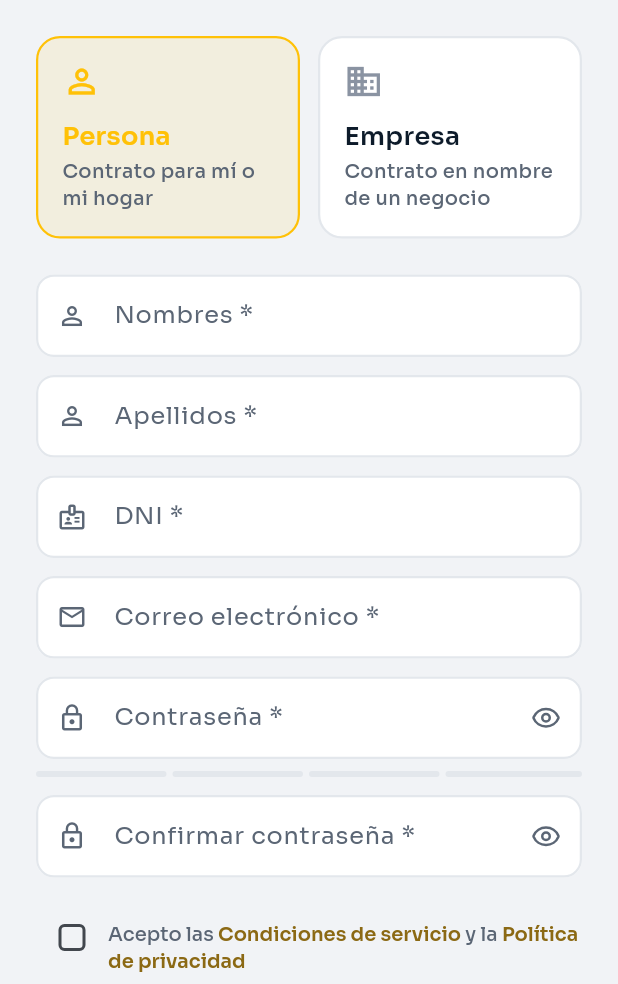
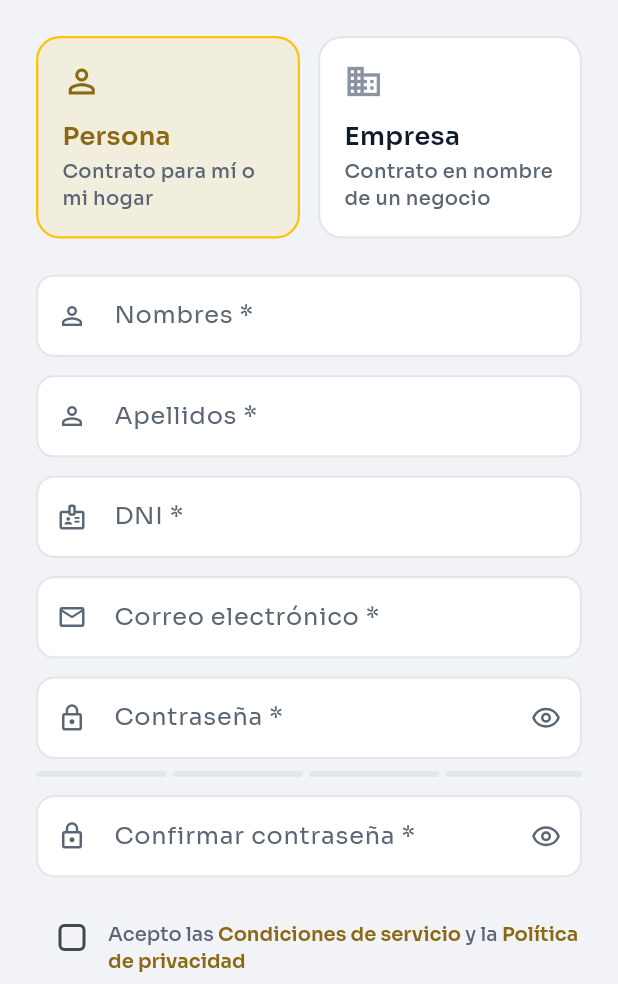
Before and after one commit to cadaba25/TRABAJITO-APP, a Flutter app: the RegistroEmpleadorScreen screen opened directly, on a phone screen of 412 x 824 dp, the part 252-1236 px from its top. Run offline on Flutter 3.47's test engine with Material 3 defaults, Android fonts, the phone set to English and light mode, and no system bars; our stand-ins replace cloud_firestore, firebase_core, flutter_secure_storage, lucide_icons_flutter; accounts and stored records are empty.

Commit message:
fix(ui): mas sitios con contraste dorado, encontrados en el grep final de la tarea 051
No listados por el reporte de auditoria original ni por el tech-lead,
pero mismo patron (AppColores.acento crudo como texto/icono
informativo sobre superficie clara), encontrados al correr
grep -rn "AppColores.acento" lib/funcionalidades/ como paso 4 de la
tarea 051:

- selector_pais_honduras.dart: icono de check y texto "Honduras"
- tarjeta_tipo_empleador.dart: icono y titulo cuando seleccionado
- paso_cv_trabajador.dart: icono de subir archivo (alpha preservado)
- configuracion_screen.dart: icono de modo claro/oscuro (el
  activeThumbColor del Switch se deja igual, es un control, no texto)
- inicio_screen.dart: selectedItemColor del BottomNavigationBar
- barra_busqueda_trabajos.dart / toggle_feed_trabajos.dart: texto de
  los chips de filtro activos

```diff
--- a/lib/funcionalidades/autenticacion/pantallas/widgets/registro_empleador/tarjeta_tipo_empleador.dart
+++ b/lib/funcionalidades/autenticacion/pantallas/widgets/registro_empleador/tarjeta_tipo_empleador.dart
@@ -43,15 +43,18 @@ class TarjetaTipoEmpleador extends StatelessWidget {
         child: Column(
           crossAxisAlignment: CrossAxisAlignment.start,
           children: [
+            // Ícono/título informativos sobre el fondo con tinte dorado:
+            // mismo contraste corregido que el resto (ADR-0016, tarea 051).
             Icon(icono,
-                color: seleccionado ? AppColores.acento : AppColores.grisMedio,
+                color: seleccionado ? colorAcentoTexto(context) : AppColores.grisMedio,
                 size: 26),
             const SizedBox(height: AppEspaciado.md),
             Text(
               titulo,
               style: Theme.of(context).textTheme.subtitulo.copyWith(
-                  color:
-                      seleccionado ? AppColores.acento : colorTextoFuerte(context)),
+                  color: seleccionado
+                      ? colorAcentoTexto(context)
+                      : colorTextoFuerte(context)),
             ),
             const SizedBox(height: AppEspaciado.xs),
             Text(
--- a/lib/funcionalidades/autenticacion/pantallas/widgets/registro_trabajador/paso_cv_trabajador.dart
+++ b/lib/funcionalidades/autenticacion/pantallas/widgets/registro_trabajador/paso_cv_trabajador.dart
@@ -48,8 +48,10 @@ class PasoCvTrabajador extends StatelessWidget {
           child: Column(
             mainAxisAlignment: MainAxisAlignment.center,
             children: [
+              // Ícono informativo (no fondo/borde): mismo contraste
+              // corregido que el resto, con la misma atenuación (tarea 051).
               Icon(Icons.upload_file_outlined,
-                  size: 40, color: AppColores.acento.withValues(alpha: 0.6)),
+                  size: 40, color: colorAcentoTexto(context).withValues(alpha: 0.6)),
               const SizedBox(height: AppEspaciado.md),
               Text('Adjunta tu CV aquí',
                   style: Theme.of(context)
--- a/lib/funcionalidades/inicio/pantallas/inicio_screen.dart
+++ b/lib/funcionalidades/inicio/pantallas/inicio_screen.dart
@@ -188,7 +188,10 @@ class _InicioScreenState extends State<InicioScreen> {
         onTap: (i) => setState(() => _indice = i),
         type: BottomNavigationBarType.fixed,
         backgroundColor: superficie,
-        selectedItemColor: AppColores.acento,
+        // Tiñe el ícono seleccionado (las etiquetas están ocultas): mismo
+        // contraste corregido que el resto sobre `superficie` clara (tarea
+        // 051); en modo oscuro sigue siendo el dorado normal.
+        selectedItemColor: colorAcentoTexto(context),
         unselectedItemColor: AppColores.grisMedio,
         showSelectedLabels: false,
         showUnselectedLabels: false,
--- a/lib/funcionalidades/perfil/pantallas/configuracion_screen.dart
+++ b/lib/funcionalidades/perfil/pantallas/configuracion_screen.dart
@@ -126,9 +126,11 @@ class ConfiguracionScreen extends StatelessWidget {
                 activeThumbColor: AppColores.acento,
                 contentPadding:
                     const EdgeInsets.symmetric(horizontal: AppEspaciado.md),
+                // Ícono informativo de la fila (no fondo/borde/spinner):
+                // mismo contraste corregido que el resto (tarea 051).
                 secondary: Icon(
                     oscuro ? Icons.dark_mode_rounded : Icons.light_mode_rounded,
-                    color: AppColores.acento),
+                    color: colorAcentoTexto(context)),
                 title: Text('Modo oscuro',
                     style: Theme.of(context).textTheme.cuerpo.copyWith(
                         fontWeight: FontWeight.w600,
--- a/lib/funcionalidades/trabajos/pantallas/widgets/barra_busqueda_trabajos.dart
+++ b/lib/funcionalidades/trabajos/pantallas/widgets/barra_busqueda_trabajos.dart
@@ -135,11 +135,12 @@ class _ChipPlazo extends StatelessWidget {
             border: Border.all(
                 color: activo ? AppColores.acento : AppColores.grisMedio),
           ),
+          // Texto del chip: mismo contraste corregido que el resto (tarea
+          // 051); el borde con `AppColores.acento` de arriba se queda igual.
           child: Text(texto,
               style: Theme.of(context).textTheme.etiqueta.copyWith(
                   fontWeight: FontWeight.w700,
-                  color:
-                      activo ? AppColores.acento : colorTextoSuave(context))),
+                  color: activo ? colorAcentoTexto(context) : colorTextoSuave(context))),
         ),
       ),
     );
--- a/lib/funcionalidades/trabajos/pantallas/widgets/toggle_feed_trabajos.dart
+++ b/lib/funcionalidades/trabajos/pantallas/widgets/toggle_feed_trabajos.dart
@@ -68,10 +68,12 @@ class _Boton extends StatelessWidget {
               : Colors.transparent,
           borderRadius: BorderRadius.circular(AppRadios.chip),
         ),
+        // Contraste: mismo criterio que el resto (tarea 051); el fondo con
+        // alpha de arriba se queda igual.
         child: Text(texto,
             style: Theme.of(context).textTheme.cuerpoChico.copyWith(
                 fontWeight: FontWeight.w700,
-                color: activo ? AppColores.acento : colorTextoSuave(context))),
+                color: activo ? colorAcentoTexto(context) : colorTextoSuave(context))),
       ),
     );
   }
```
Also changed, not shown: lib/funcionalidades/autenticacion/pantallas/widgets/registro/selector_pais_honduras.dart (+6 -3 lines).
